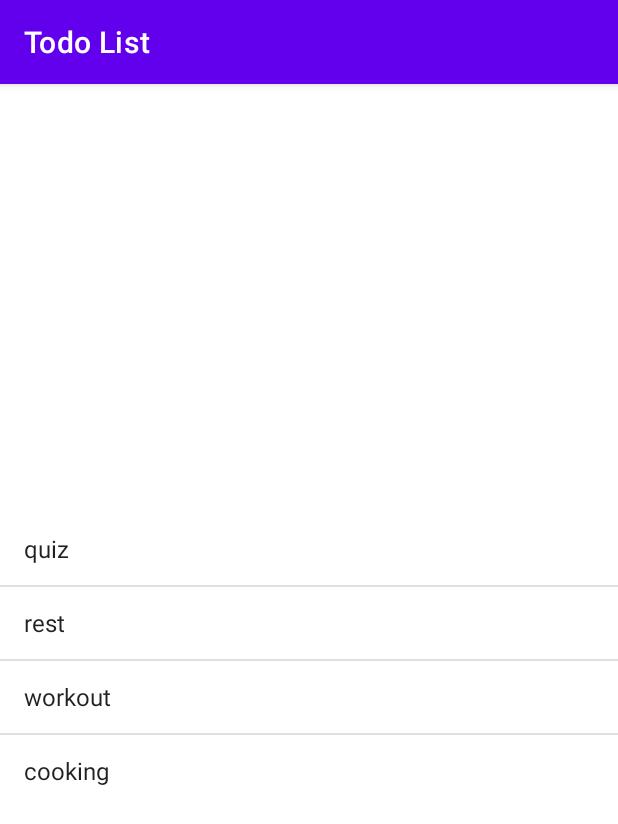
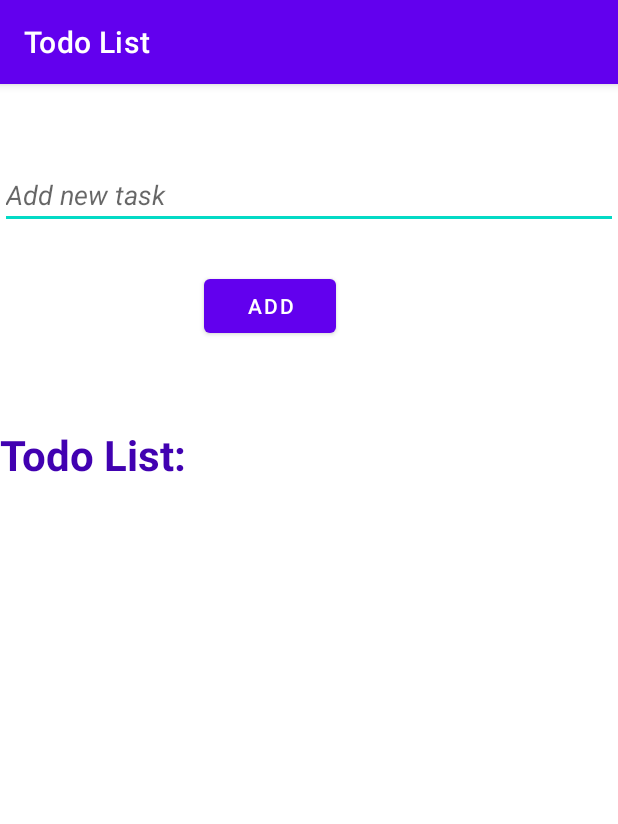
Before and after one commit to Mahnoor786-dev/List-View, an Android app: the screen it shows after launch (MainActivity), on a phone screen of 412 x 824 dp. Shown: the top 824 px of the screen. Run offline under Robolectric (Android 15) with nearby library versions, the phone set to English and light mode, and no system bars.

Commit message:
ToDo list updated

```diff
--- a/app/src/main/java/com/mano/todolist/MainActivity.java
+++ b/app/src/main/java/com/mano/todolist/MainActivity.java
@@ -5,28 +5,30 @@ import android.os.Bundle;
 import android.view.View;
 import android.widget.AdapterView;
 import android.widget.ArrayAdapter;
+import android.widget.Button;
+import android.widget.EditText;
 import android.widget.ListView;
 import android.widget.TextView;
 import android.widget.Toast;
 
-import java.sql.Array;
 import java.util.ArrayList;
+import java.util.Collections;
 
 public class MainActivity extends AppCompatActivity {
     ListView myListView;
+    Button addBtn;
+    EditText task;
     @Override
     protected void onCreate(Bundle savedInstanceState) {
         super.onCreate(savedInstanceState);
         setContentView(R.layout.activity_main);
+        addBtn = findViewById(R.id.add);
+        task = findViewById(R.id.task);
+        myListView = findViewById(R.id.todo);
+        ArrayList<String> friendList = new ArrayList<String>();
 
-        myListView = findViewById(R.id.todo);
-        ArrayList<String> toDo = new ArrayList<>();
-        toDo.add("quiz");
-        toDo.add("rest");
-        toDo.add("workout");
-        toDo.add("cooking");
 
-        ArrayAdapter<String> arrayAdapter = new ArrayAdapter<String>(this, android.R.layout.simple_list_item_1, toDo);
+        ArrayAdapter<String> arrayAdapter = new ArrayAdapter<String>(this, android.R.layout.simple_list_item_1, friendList);
         myListView.setAdapter(arrayAdapter);
 
         myListView.setOnItemClickListener(new AdapterView.OnItemClickListener() {
@@ -37,5 +39,16 @@ public class MainActivity extends AppCompatActivity {
                 Toast.makeText(MainActivity.this,text , Toast.LENGTH_SHORT).show();
             }
         });
+
+        addBtn.setOnClickListener(new View.OnClickListener() {
+            @Override
+            public void onClick(View v)
+            {
+                friendList.add(task.getText().toString());
+                arrayAdapter.notifyDataSetChanged();
+                Collections.sort(friendList);
+                task.setText("");
+            }});
+
     }
 }
--- a/app/src/main/res/layout/activity_main.xml
+++ b/app/src/main/res/layout/activity_main.xml
@@ -10,9 +10,42 @@
         android:id="@+id/todo"
         android:layout_width="wrap_content"
         android:layout_height="wrap_content"
+        android:layout_marginTop="44dp"
+        app:layout_constraintStart_toStartOf="parent"
+        app:layout_constraintTop_toBottomOf="@+id/textView2" />
+
+    <Button
+        android:id="@+id/add"
+        android:layout_width="wrap_content"
+        android:layout_height="wrap_content"
+        android:layout_marginStart="136dp"
+        android:layout_marginTop="124dp"
+        android:text="Add"
+        app:layout_constraintStart_toStartOf="parent"
+        app:layout_constraintTop_toTopOf="parent" />
+
+    <EditText
+        android:id="@+id/task"
+        android:layout_width="match_parent"
+        android:layout_height="wrap_content"
+        android:hint="Add new task"
+        android:textStyle="italic"
         app:layout_constraintBottom_toBottomOf="parent"
         app:layout_constraintEnd_toEndOf="parent"
-        app:layout_constraintHorizontal_bias="0.5"
+        app:layout_constraintHorizontal_bias="0.0"
         app:layout_constraintStart_toStartOf="parent"
-        app:layout_constraintTop_toTopOf="parent" />
+        app:layout_constraintTop_toTopOf="parent"
+        app:layout_constraintVertical_bias="0.071" />
+
+    <TextView
+        android:id="@+id/textView2"
+        android:layout_width="wrap_content"
+        android:layout_height="wrap_content"
+        android:layout_marginTop="56dp"
+        android:text="Todo List:"
+        android:textColor="#4101B1"
+        android:textSize="28sp"
+        android:textStyle="bold"
+        app:layout_constraintStart_toStartOf="parent"
+        app:layout_constraintTop_toBottomOf="@+id/add" />
 </androidx.constraintlayout.widget.ConstraintLayout>
```
